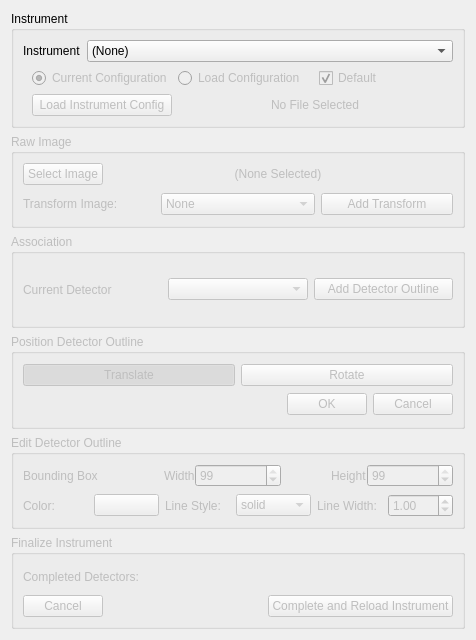
Above: hexrd/ui/resources/ui/llnl_import_tool_dialog.ui from HEXRD/hexrdgui before the change. Below: the same form after it.
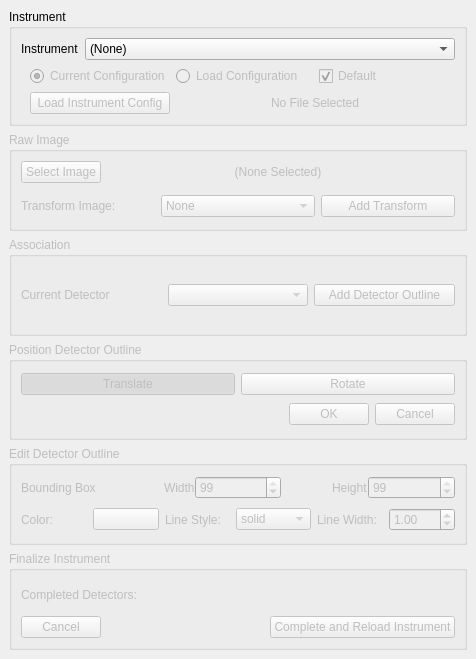
That is the form after the change.

Commit message: Convert LLNL Import Tool to a dockable widget

```diff
--- a/hexrd/ui/resources/ui/llnl_import_tool_dialog.ui
+++ b/hexrd/ui/resources/ui/llnl_import_tool_dialog.ui
@@ -1,18 +1,19 @@
 <?xml version="1.0" encoding="UTF-8"?>
 <ui version="4.0">
- <class>LLNLImportToolDialog</class>
- <widget class="QDialog" name="LLNLImportToolDialog">
+ <class>LLNLImportTool</class>
+ <widget class="QDockWidget" name="LLNLImportTool">
   <property name="geometry">
    <rect>
     <x>0</x>
     <y>0</y>
     <width>476</width>
-    <height>640</height>
+    <height>659</height>
    </rect>
   </property>
   <property name="windowTitle">
    <string>LLNL Import Tool</string>
   </property>
+  <widget class="QWidget" name="llnl_import_tool_contents">
   <layout class="QVBoxLayout" name="verticalLayout">
    <item>
     <widget class="QGroupBox" name="data">
@@ -703,6 +704,7 @@
    </item>
   </layout>
  </widget>
+ </widget>
  <resources/>
  <connections>
   <connection>
```
Left out of the diff: 35 changed lines with no effect on the pictures. Lines whose indentation alone changed are shown as unchanged. The commit also changes 1 other file.
